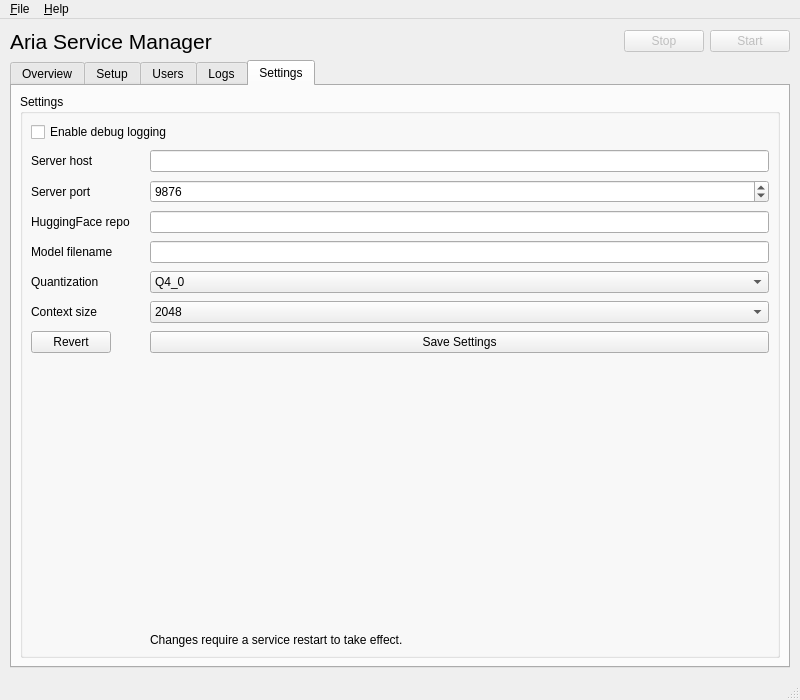
Old version of the form src/aria/gui/ui/mainwindow.ui in the repository malvavisc0/aria.
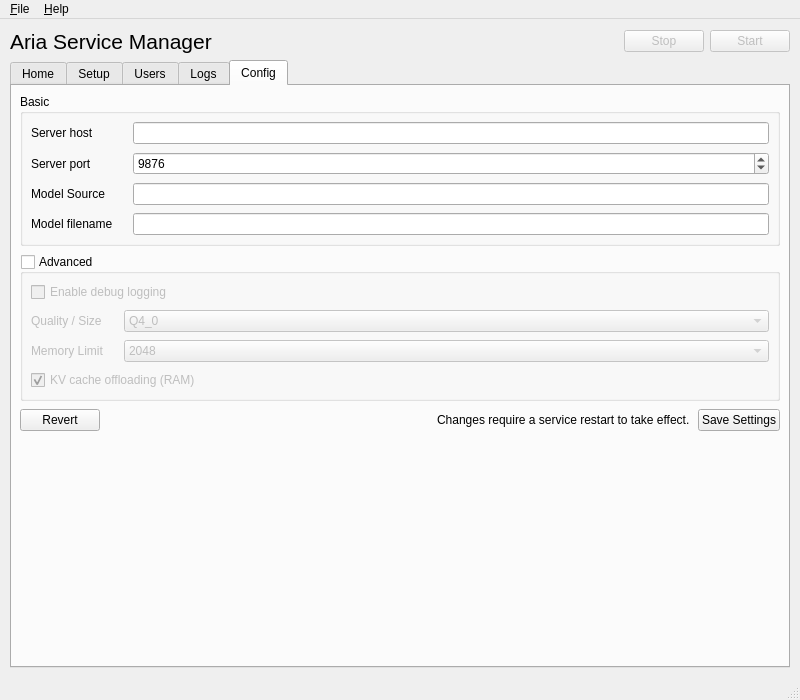
New version of the form. The open tabs and pages were chosen to show the change. Icons and pictures are not drawn.

```diff
--- a/src/aria/gui/ui/mainwindow.ui
+++ b/src/aria/gui/ui/mainwindow.ui
@@ -12,8 +12,8 @@
   </property>
   <property name="minimumSize">
    <size>
-    <width>750</width>
-    <height>650</height>
+    <width>600</width>
+    <height>400</height>
    </size>
   </property>
   <property name="focusPolicy">
@@ -111,7 +111,7 @@
       </property>
       <widget class="QWidget" name="tab_overview">
        <attribute name="title">
-        <string>Overview</string>
+        <string>Home</string>
        </attribute>
        <layout class="QVBoxLayout" name="verticalLayout_overview">
         <property name="spacing">
@@ -1283,7 +1283,7 @@
       </widget>
       <widget class="QWidget" name="tab_settings">
        <attribute name="title">
-        <string>Settings</string>
+        <string>Config</string>
        </attribute>
        <layout class="QVBoxLayout" name="verticalLayout_settings">
         <property name="spacing">
@@ -1304,7 +1304,7 @@
         <item>
          <widget class="QGroupBox" name="groupBox_SettingsAll">
           <property name="title">
-           <string>Settings</string>
+           <string>Basic</string>
           </property>
           <layout class="QFormLayout" name="formLayout_settingsAll">
            <property name="horizontalSpacing">
@@ -1325,31 +1325,24 @@
            <property name="bottomMargin">
             <number>8</number>
            </property>
-           <item row="0" column="0" colspan="2">
-            <widget class="QCheckBox" name="checkBox_Debug">
-             <property name="text">
-              <string>Enable debug logging</string>
-             </property>
-            </widget>
-           </item>
-           <item row="1" column="0">
+           <item row="0" column="0">
             <widget class="QLabel" name="label_ServerHostLbl">
              <property name="text">
               <string>Server host</string>
              </property>
             </widget>
            </item>
-           <item row="1" column="1">
+           <item row="0" column="1">
             <widget class="QLineEdit" name="lineEdit_ServerHost"/>
            </item>
-           <item row="2" column="0">
+           <item row="1" column="0">
             <widget class="QLabel" name="label_ServerPortLbl">
              <property name="text">
               <string>Server port</string>
              </property>
             </widget>
            </item>
-           <item row="2" column="1">
+           <item row="1" column="1">
             <widget class="QSpinBox" name="spinBox_ServerPort">
              <property name="minimum">
               <number>1</number>
@@ -1362,48 +1355,74 @@
              </property>
             </widget>
            </item>
-           <item row="3" column="0">
+           <item row="2" column="0">
             <widget class="QLabel" name="label_ChatRepoLbl">
              <property name="text">
-              <string>HuggingFace repo</string>
+              <string>Model Source</string>
              </property>
             </widget>
            </item>
-           <item row="3" column="1">
-            <widget class="QLineEdit" name="lineEdit_ChatRepo">
-             <property name="minimumSize">
-              <size>
-               <width>420</width>
-               <height>0</height>
-              </size>
-             </property>
-            </widget>
+           <item row="2" column="1">
+            <widget class="QLineEdit" name="lineEdit_ChatRepo"/>
            </item>
-           <item row="4" column="0">
+           <item row="3" column="0">
             <widget class="QLabel" name="label_ChatModelLbl">
              <property name="text">
               <string>Model filename</string>
              </property>
             </widget>
            </item>
-           <item row="4" column="1">
-            <widget class="QLineEdit" name="lineEdit_ChatModel">
-             <property name="minimumSize">
-              <size>
-               <width>420</width>
-               <height>0</height>
-              </size>
+           <item row="3" column="1">
+            <widget class="QLineEdit" name="lineEdit_ChatModel"/>
+           </item>
+          </layout>
+         </widget>
+        </item>
+        <item>
+         <widget class="QGroupBox" name="groupBox_SettingsAdvanced">
+          <property name="title">
+           <string>Advanced</string>
+          </property>
+          <property name="checkable">
+           <bool>true</bool>
+          </property>
+          <property name="checked">
+           <bool>false</bool>
+          </property>
+          <layout class="QFormLayout" name="formLayout_settingsAdvanced">
+           <property name="horizontalSpacing">
+            <number>20</number>
+           </property>
+           <property name="verticalSpacing">
+            <number>8</number>
+           </property>
+           <property name="leftMargin">
+            <number>8</number>
+           </property>
+           <property name="topMargin">
+            <number>8</number>
+           </property>
+           <property name="rightMargin">
+            <number>8</number>
+           </property>
+           <property name="bottomMargin">
+            <number>8</number>
+           </property>
+           <item row="0" column="0" colspan="2">
+            <widget class="QCheckBox" name="checkBox_Debug">
+             <property name="text">
+              <string>Enable debug logging</string>
              </property>
             </widget>
            </item>
-           <item row="5" column="0">
+           <item row="1" column="0">
             <widget class="QLabel" name="label_ChatQuantLbl">
              <property name="text">
-              <string>Quantization</string>
+              <string>Quality / Size</string>
              </property>
             </widget>
            </item>
-           <item row="5" column="1">
+           <item row="1" column="1">
             <widget class="QComboBox" name="comboBox_ChatQuantType">
              <item>
               <property name="text">
@@ -1432,14 +1451,14 @@
              </item>
             </widget>
            </item>
-           <item row="6" column="0">
+           <item row="2" column="0">
             <widget class="QLabel" name="label_ChatCtxLbl">
              <property name="text">
-              <string>Context size</string>
+              <string>Memory Limit</string>
              </property>
             </widget>
            </item>
-           <item row="6" column="1">
+           <item row="2" column="1">
             <widget class="QComboBox" name="comboBox_ChatCtxSize">
              <item>
               <property name="text">
@@ -1483,43 +1502,73 @@
              </item>
             </widget>
            </item>
-           <item row="7" column="0">
-            <widget class="QPushButton" name="pushButton_SettingsRevert">
+           <item row="3" column="0" colspan="2">
+            <widget class="QCheckBox" name="checkBox_KVCacheOffload">
              <property name="text">
-              <string>Revert</string>
+              <string>KV cache offloading (RAM)</string>
              </property>
-            </widget>
-           </item>
-           <item row="7" column="1">
-            <widget class="QPushButton" name="pushButton_SettingsSave">
-             <property name="text">
-              <string>Save Settings</string>
+             <property name="toolTip">
+              <string>When enabled, the KV cache is loaded into system RAM instead of GPU VRAM. Disable to keep the KV cache on GPU (uses more VRAM but may be faster).</string>
              </property>
-            </widget>
-           </item>
-           <item row="8" column="1">
-            <spacer name="verticalSpacer">
-             <property name="orientation">
-              <enum>Qt::Orientation::Vertical</enum>
-             </property>
-             <property name="sizeHint" stdset="0">
-              <size>
-               <width>20</width>
-               <height>40</height>
-              </size>
-             </property>
-            </spacer>
-           </item>
-           <item row="9" column="1">
-            <widget class="QLabel" name="label_restart">
-             <property name="text">
-              <string>Changes require a service restart to take effect.</string>
+             <property name="checked">
+              <bool>true</bool>
              </property>
             </widget>
            </item>
           </layout>
          </widget>
         </item>
+        <item>
+         <layout class="QHBoxLayout" name="horizontalLayout_settingsButtons">
+          <item>
+           <widget class="QPushButton" name="pushButton_SettingsRevert">
+            <property name="text">
+             <string>Revert</string>
+            </property>
+           </widget>
+          </item>
+          <item>
+           <spacer name="horizontalSpacer_settingsButtons">
+            <property name="orientation">
+             <enum>Qt::Orientation::Horizontal</enum>
+            </property>
+            <property name="sizeHint" stdset="0">
+             <size>
+              <width>40</width>
+              <height>20</height>
+             </size>
+            </property>
+           </spacer>
+          </item>
+          <item>
+           <widget class="QLabel" name="label_restart">
+            <property name="text">
+             <string>Changes require a service restart to take effect.</string>
+            </property>
+           </widget>
+          </item>
+          <item>
+           <widget class="QPushButton" name="pushButton_SettingsSave">
+            <property name="text">
+             <string>Save Settings</string>
+            </property>
+           </widget>
+          </item>
+         </layout>
+        </item>
+        <item>
+         <spacer name="verticalSpacer_settings">
+          <property name="orientation">
+           <enum>Qt::Orientation::Vertical</enum>
+          </property>
+          <property name="sizeHint" stdset="0">
+           <size>
+            <width>20</width>
+            <height>40</height>
+           </size>
+          </property>
+         </spacer>
+        </item>
        </layout>
       </widget>
      </widget>
```
Left out of the diff: 134 changed lines with no effect on the pictures.
